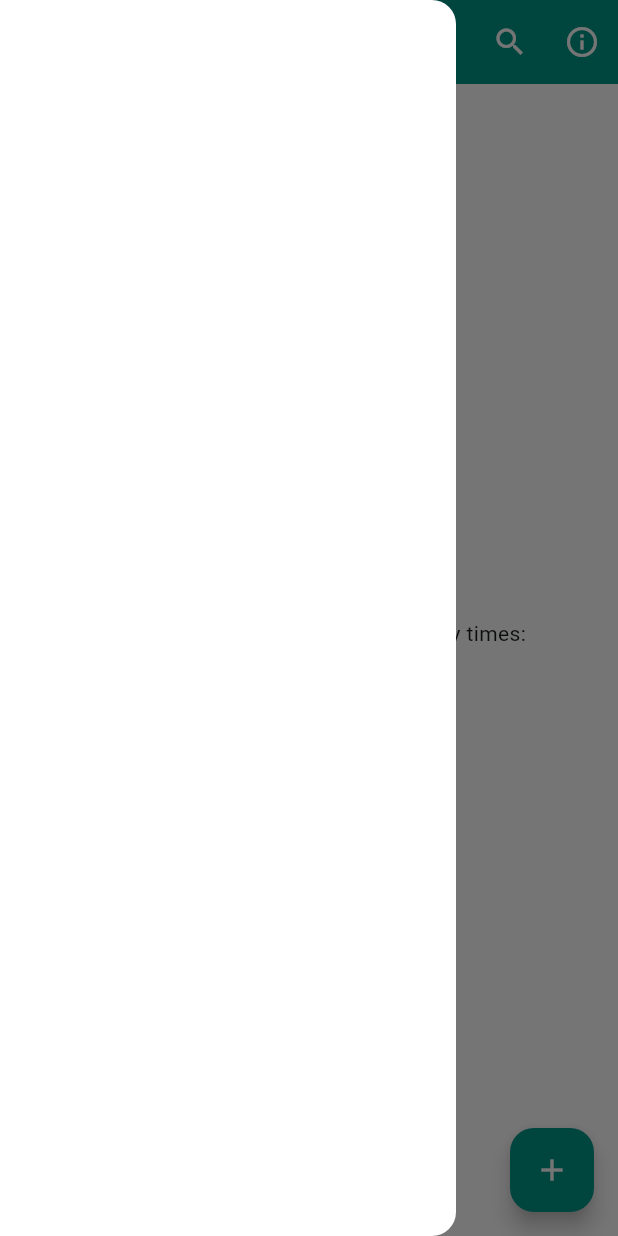
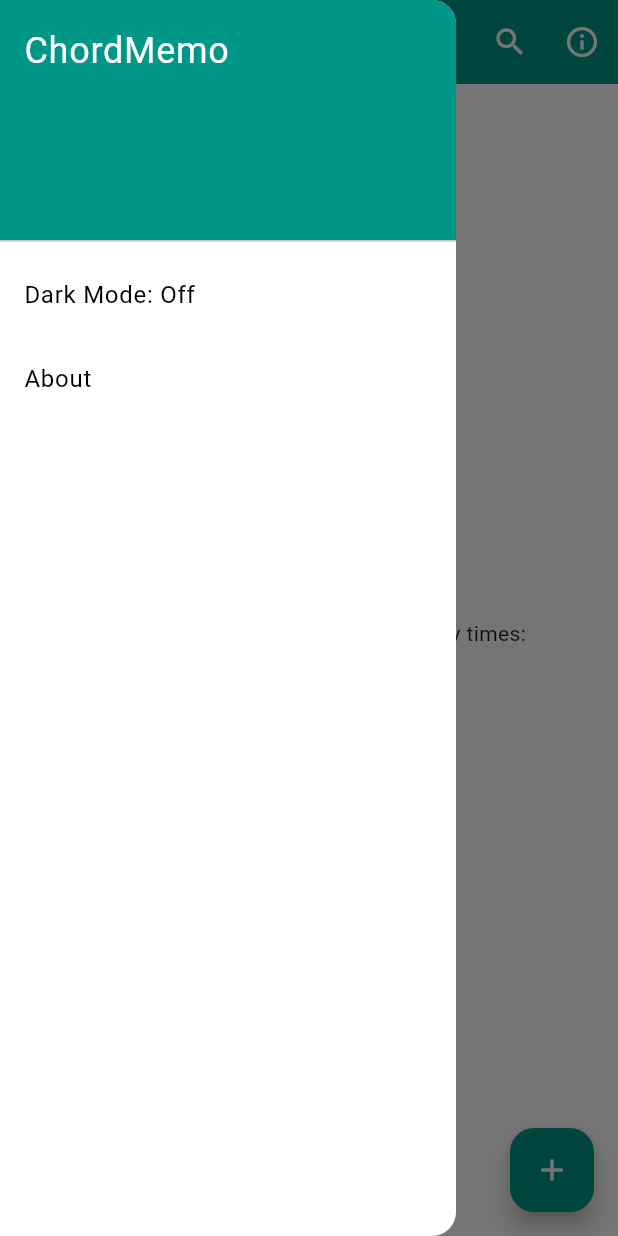
Before and after one commit to joshsj89/ChordMemoFlutter, a Flutter app: the screen it shows after launch, with the side drawer open, on a phone screen of 412 x 824 dp. Run offline on Flutter 3.47's test engine with Material 3 defaults, Android fonts, the phone set to English and light mode, and no system bars.

Commit message:
Add Dark Mode functionality

```diff
--- a/lib/main.dart
+++ b/lib/main.dart
@@ -1,6 +1,7 @@
 import 'package:flutter/material.dart';
 
 import 'about_screen.dart';
+import 'export_import_screen.dart';
 
 void main() {
   runApp(const MyApp());
@@ -40,7 +41,7 @@ class MyApp extends StatelessWidget {
 }
 
 class MyHomePage extends StatefulWidget {
-  const MyHomePage({super.key, required this.title, this.isDarkMode = false});
+  const MyHomePage({super.key, required this.title});
 
   // This widget is the home page of your application. It is stateful, meaning
   // that it has a State object (defined below) that contains fields that affect
@@ -52,7 +53,6 @@ class MyHomePage extends StatefulWidget {
   // always marked "final".
 
   final String title;
-  final bool isDarkMode;
 
 
   @override
@@ -60,18 +60,11 @@ class MyHomePage extends StatefulWidget {
 }
 
 class _MyHomePageState extends State<MyHomePage> {
-  int _counter = 0;
+  bool isDarkMode = false;
 
-  bool get isDarkMode => widget.isDarkMode;
-
-  void _incrementCounter() {
+  void _toggleDarkMode() {
     setState(() {
-      // This call to setState tells the Flutter framework that something has
-      // changed in this State, which causes it to rerun the build method below
-      // so that the display can reflect the updated values. If we changed
-      // _counter without calling setState(), then the build method would not be
-      // called again, and so nothing would appear to happen.
-      _counter++;
+      isDarkMode = !isDarkMode;
     });
   }
 
@@ -79,7 +72,7 @@ class _MyHomePageState extends State<MyHomePage> {
   Widget build(BuildContext context) {
 
     final backgroundColor = isDarkMode ? Colors.black : Colors.white;
-    // final textColor = isDarkMode ? Colors.white : Colors.black;
+    final textColor = isDarkMode ? Colors.white : Colors.black;
 
     // This method is rerun every time setState is called, for instance as done
     // by the _incrementCounter method above.
@@ -117,7 +110,38 @@ class _MyHomePageState extends State<MyHomePage> {
       ),
       drawer: Drawer(
         backgroundColor: backgroundColor,
-        child: ListView()
+        child: ListView(
+          padding: EdgeInsets.zero,
+          children: [
+            DrawerHeader(
+              decoration: BoxDecoration(
+                color: Color(0xff009788),
+              ),
+              child: Text(
+                'ChordMemo',
+                style: TextStyle(
+                  color: backgroundColor,
+                  fontSize: 24,
+                ),
+              ),
+            ),
+            ListTile(
+              title: Text('Dark Mode: ${isDarkMode ? 'On' : 'Off'}', style: TextStyle(color: textColor)),
+              onTap: _toggleDarkMode,
+            ),
+            ListTile(
+              title: Text('About', style: TextStyle(color: textColor)),
+              onTap: () {
+                Navigator.push(
+                  context,
+                  MaterialPageRoute(
+                    builder: (_) => AboutScreen(isDarkMode: isDarkMode),
+                  )
+                );
+              },
+            ),
+          ],
+        )
       ),
       body: Center(
         // Center is a layout widget. It takes a single child and positions it
@@ -142,14 +166,14 @@ class _MyHomePageState extends State<MyHomePage> {
               'You have pushed the button this many times:',
             ),
             Text(
-              '$_counter',
+              '0',
               style: Theme.of(context).textTheme.headlineMedium,
             ),
           ],
         ),
       ),
       floatingActionButton: FloatingActionButton(
-        onPressed: _incrementCounter,
+        onPressed: () {},
         tooltip: 'Add Song',
         backgroundColor: Color(0xff009788),
         child: Icon(Icons.add, color: backgroundColor),
```
